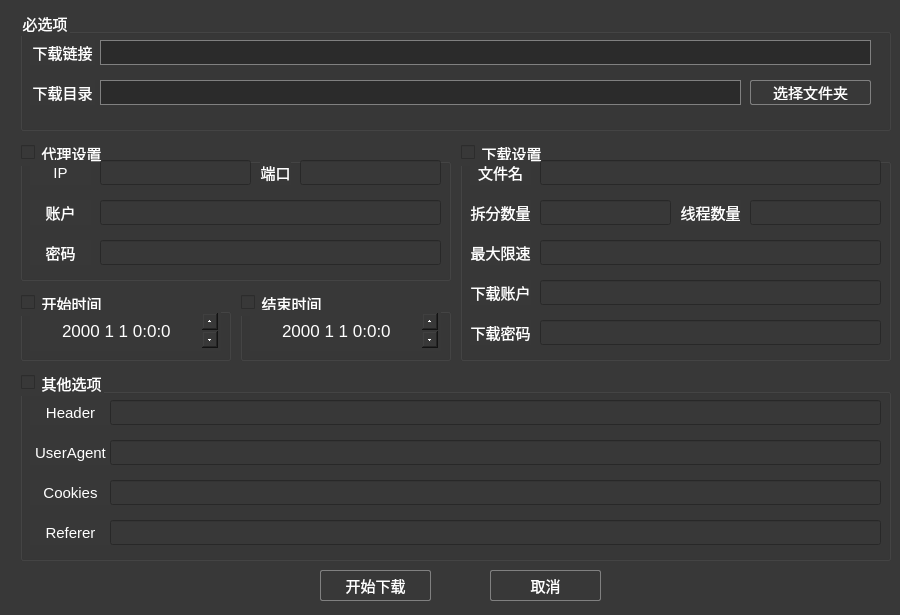
Before: the Qt Designer form ui/addTask_ui.ui in BakaNiner/downloader, drawn with Qt 5.
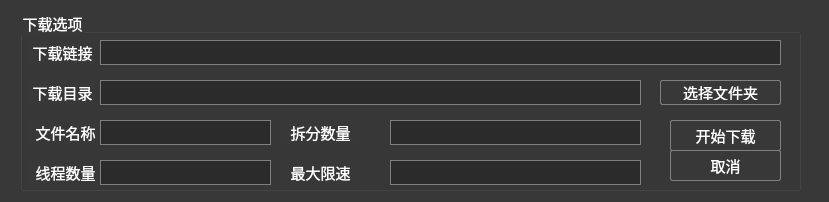
After: the same form once the commit is applied. Icons and pictures are not drawn.

What changed in the file:
```diff
--- a/ui/addTask_ui.ui
+++ b/ui/addTask_ui.ui
@@ -6,8 +6,8 @@
    <rect>
     <x>0</x>
     <y>0</y>
-    <width>900</width>
-    <height>615</height>
+    <width>829</width>
+    <height>202</height>
    </rect>
   </property>
   <property name="windowTitle">
@@ -406,8 +406,8 @@
     <rect>
      <x>20</x>
      <y>10</y>
-     <width>871</width>
-     <height>121</height>
+     <width>781</width>
+     <height>181</height>
     </rect>
    </property>
    <property name="font">
@@ -419,7 +419,7 @@
     <string notr="true">color: #FFFFFF</string>
    </property>
    <property name="title">
-    <string>必选项</string>
+    <string>下载选项</string>
    </property>
    <widget class="QLabel" name="label">
     <property name="geometry">
@@ -447,7 +447,7 @@
      <rect>
       <x>80</x>
       <y>30</y>
-      <width>771</width>
+      <width>681</width>
       <height>25</height>
      </rect>
     </property>
@@ -483,7 +483,7 @@
      <rect>
       <x>80</x>
       <y>70</y>
-      <width>641</width>
+      <width>541</width>
       <height>25</height>
      </rect>
     </property>
@@ -496,7 +496,7 @@
    <widget class="QPushButton" name="chooseDir">
     <property name="geometry">
      <rect>
-      <x>730</x>
+      <x>640</x>
       <y>70</y>
       <width>121</width>
       <height>25</height>
@@ -511,57 +511,12 @@
      <string>选择文件夹</string>
     </property>
    </widget>
-  </widget>
-  <widget class="QGroupBox" name="proxyBox">
-   <property name="geometry">
-    <rect>
-     <x>20</x>
-     <y>140</y>
-     <width>431</width>
-     <height>141</height>
-    </rect>
-   </property>
-   <property name="font">
-    <font>
-     <pointsize>11</pointsize>
-    </font>
-   </property>
-   <property name="styleSheet">
-    <string notr="true">color: #FFFFFF;</string>
-   </property>
-   <property name="title">
-    <string>代理设置</string>
-   </property>
-   <property name="checkable">
-    <bool>true</bool>
-   </property>
-   <property name="checked">
-    <bool>false</bool>
-   </property>
-   <widget class="QLineEdit" name="ip">
-    <property name="geometry">
-     <rect>
-      <x>80</x>
-      <y>20</y>
-      <width>151</width>
-      <height>25</height>
-     </rect>
-    </property>
-    <property name="font">
-     <font>
-      <pointsize>11</pointsize>
-     </font>
-    </property>
-    <property name="text">
-     <string/>
-    </property>
-   </widget>
-   <widget class="QLabel" name="label_4">
+   <widget class="QLabel" name="label_12">
     <property name="geometry">
      <rect>
       <x>10</x>
-      <y>20</y>
-      <width>61</width>
+      <y>110</y>
+      <width>71</width>
       <height>25</height>
      </rect>
     </property>
@@ -574,207 +529,18 @@
      <enum>Qt::LeftToRight</enum>
     </property>
     <property name="text">
-     <string>IP</string>
+     <string>文件名称</string>
     </property>
     <property name="alignment">
      <set>Qt::AlignCenter</set>
     </property>
    </widget>
-   <widget class="QLineEdit" name="port">
-    <property name="geometry">
-     <rect>
-      <x>280</x>
-      <y>20</y>
-      <width>141</width>
-      <height>25</height>
-     </rect>
-    </property>
-    <property name="font">
-     <font>
-      <pointsize>11</pointsize>
-     </font>
-    </property>
-    <property name="text">
-     <string/>
-    </property>
-   </widget>
-   <widget class="QLabel" name="label_5">
-    <property name="geometry">
-     <rect>
-      <x>240</x>
-      <y>20</y>
-      <width>31</width>
-      <height>25</height>
-     </rect>
-    </property>
-    <property name="font">
-     <font>
-      <pointsize>11</pointsize>
-     </font>
-    </property>
-    <property name="text">
-     <string>端口</string>
-    </property>
-    <property name="alignment">
-     <set>Qt::AlignCenter</set>
-    </property>
-   </widget>
-   <widget class="QLineEdit" name="proxyUser">
-    <property name="geometry">
-     <rect>
-      <x>80</x>
-      <y>60</y>
-      <width>341</width>
-      <height>25</height>
-     </rect>
-    </property>
-    <property name="font">
-     <font>
-      <pointsize>11</pointsize>
-     </font>
-    </property>
-    <property name="text">
-     <string/>
-    </property>
-   </widget>
-   <widget class="QLabel" name="label_6">
-    <property name="geometry">
-     <rect>
-      <x>10</x>
-      <y>60</y>
-      <width>61</width>
-      <height>25</height>
-     </rect>
-    </property>
-    <property name="font">
-     <font>
-      <pointsize>11</pointsize>
-     </font>
-    </property>
-    <property name="text">
-     <string>账户</string>
-    </property>
-    <property name="alignment">
-     <set>Qt::AlignCenter</set>
-    </property>
-   </widget>
-   <widget class="QLineEdit" name="proxyPasswd">
-    <property name="geometry">
-     <rect>
-      <x>80</x>
-      <y>100</y>
-      <width>341</width>
-      <height>25</height>
-     </rect>
-    </property>
-    <property name="font">
-     <font>
-      <pointsize>11</pointsize>
-     </font>
-    </property>
-    <property name="text">
-     <string/>
-    </property>
-    <property name="echoMode">
-     <enum>QLineEdit::Password</enum>
-    </property>
-   </widget>
-   <widget class="QLabel" name="label_7">
-    <property name="geometry">
-     <rect>
-      <x>10</x>
-      <y>100</y>
-      <width>61</width>
-      <height>25</height>
-     </rect>
-    </property>
-    <property name="font">
-     <font>
-      <pointsize>11</pointsize>
-     </font>
-    </property>
-    <property name="text">
-     <string>密码</string>
-    </property>
-    <property name="alignment">
-     <set>Qt::AlignCenter</set>
-    </property>
-   </widget>
-  </widget>
-  <widget class="QGroupBox" name="downloadingBox">
-   <property name="geometry">
-    <rect>
-     <x>460</x>
-     <y>140</y>
-     <width>431</width>
-     <height>221</height>
-    </rect>
-   </property>
-   <property name="font">
-    <font>
-     <pointsize>11</pointsize>
-    </font>
-   </property>
-   <property name="styleSheet">
-    <string notr="true">color: #FFFFFF;</string>
-   </property>
-   <property name="title">
-    <string>下载设置</string>
-   </property>
-   <property name="checkable">
-    <bool>true</bool>
-   </property>
-   <property name="checked">
-    <bool>false</bool>
-   </property>
    <widget class="QLineEdit" name="out">
     <property name="geometry">
      <rect>
       <x>80</x>
-      <y>20</y>
-      <width>341</width>
-      <height>25</height>
-     </rect>
-    </property>
-    <property name="font">
-     <font>
-      <pointsize>11</pointsize>
-     </font>
-    </property>
-    <property name="text">
-     <string/>
-    </property>
-   </widget>
-   <widget class="QLabel" name="label_8">
-    <property name="geometry">
-     <rect>
-      <x>10</x>
-      <y>20</y>
-      <width>61</width>
-      <height>25</height>
-     </rect>
-    </property>
-    <property name="font">
-     <font>
-      <pointsize>11</pointsize>
-     </font>
-    </property>
-    <property name="layoutDirection">
-     <enum>Qt::LeftToRight</enum>
-    </property>
-    <property name="text">
-     <string>文件名</string>
-    </property>
-    <property name="alignment">
-     <set>Qt::AlignCenter</set>
-    </property>
-   </widget>
-   <widget class="QLineEdit" name="split">
-    <property name="geometry">
-     <rect>
-      <x>80</x>
-      <y>60</y>
-      <width>131</width>
+      <y>110</y>
+      <width>171</width>
       <height>25</height>
      </rect>
     </property>
@@ -790,9 +556,9 @@
    <widget class="QLabel" name="label_9">
     <property name="geometry">
      <rect>
-      <x>10</x>
-      <y>60</y>
-      <width>61</width>
+      <x>260</x>
+      <y>110</y>
+      <width>81</width>
       <height>25</height>
      </rect>
     </property>
@@ -808,12 +574,12 @@
      <set>Qt::AlignCenter</set>
     </property>
    </widget>
-   <widget class="QLineEdit" name="connections">
+   <widget class="QLineEdit" name="split">
     <property name="geometry">
      <rect>
-      <x>290</x>
-      <y>60</y>
-      <width>131</width>
+      <x>370</x>
+      <y>110</y>
+      <width>251</width>
       <height>25</height>
      </rect>
     </property>
@@ -829,9 +595,9 @@
    <widget class="QLabel" name="label_10">
     <property name="geometry">
      <rect>
-      <x>220</x>
-      <y>60</y>
-      <width>61</width>
+      <x>10</x>
+      <y>150</y>
+      <width>71</width>
       <height>25</height>
      </rect>
     </property>
@@ -847,90 +613,12 @@
      <set>Qt::AlignCenter</set>
     </property>
    </widget>
-   <widget class="QLineEdit" name="downloadUser">
+   <widget class="QLineEdit" name="connections">
     <property name="geometry">
      <rect>
       <x>80</x>
-      <y>140</y>
-      <width>341</width>
-      <height>25</height>
-     </rect>
-    </property>
-    <property name="font">
-     <font>
-      <pointsize>11</pointsize>
-     </font>
-    </property>
-    <property name="text">
-     <string/>
-    </property>
-   </widget>
-   <widget class="QLabel" name="label_13">
-    <property name="geometry">
-     <rect>
-      <x>10</x>
-      <y>140</y>
-      <width>61</width>
-      <height>25</height>
-     </rect>
-    </property>
-    <property name="font">
-     <font>
-      <pointsize>11</pointsize>
-     </font>
-    </property>
-    <property name="text">
-     <string>下载账户</string>
-    </property>
-    <property name="alignment">
-     <set>Qt::AlignCenter</set>
-    </property>
-   </widget>
-   <widget class="QLineEdit" name="downloadPasswd">
-    <property name="geometry">
-     <rect>
-      <x>80</x>
-      <y>180</y>
-      <width>341</width>
-      <height>25</height>
-     </rect>
-    </property>
-    <property name="font">
-     <font>
-      <pointsize>11</pointsize>
-     </font>
-    </property>
-    <property name="text">
-     <string/>
-    </property>
-   </widget>
-   <widget class="QLabel" name="label_14">
-    <property name="geometry">
-     <rect>
-      <x>10</x>
-      <y>180</y>
-      <width>61</width>
-      <height>25</height>
-     </rect>
-    </property>
-    <property name="font">
-     <font>
-      <pointsize>11</pointsize>
-     </font>
-    </property>
-    <property name="text">
-     <string>下载密码</string>
-    </property>
-    <property name="alignment">
-     <set>Qt::AlignCenter</set>
-    </property>
-   </widget>
-   <widget class="QLineEdit" name="limit">
-    <property name="geometry">
-     <rect>
-      <x>80</x>
-      <y>100</y>
-      <width>341</width>
+      <y>150</y>
+      <width>171</width>
       <height>25</height>
      </rect>
     </property>
@@ -946,9 +634,9 @@
    <widget class="QLabel" name="label_11">
     <property name="geometry">
      <rect>
-      <x>10</x>
-      <y>100</y>
-      <width>61</width>
+      <x>260</x>
+      <y>150</y>
+      <width>81</width>
       <height>25</height>
      </rect>
     </property>
@@ -964,149 +652,12 @@
      <set>Qt::AlignCenter</set>
     </property>
    </widget>
-  </widget>
-  <widget class="QGroupBox" name="startTimeBox">
-   <property name="geometry">
-    <rect>
-     <x>20</x>
-     <y>290</y>
-     <width>211</width>
-     <height>71</height>
-    </rect>
-   </property>
-   <property name="font">
-    <font>
-     <pointsize>11</pointsize>
-    </font>
-   </property>
-   <property name="styleSheet">
-    <string notr="true">color: #FFFFFF;</string>
-   </property>
-   <property name="title">
-    <string>开始时间</string>
-   </property>
-   <property name="checkable">
-    <bool>true</bool>
-   </property>
-   <property name="checked">
-    <bool>false</bool>
-   </property>
-   <widget class="QDateEdit" name="startTime">
+   <widget class="QLineEdit" name="limit">
     <property name="geometry">
      <rect>
-      <x>10</x>
-      <y>20</y>
-      <width>191</width>
-      <height>41</height>
-     </rect>
-    </property>
-    <property name="font">
-     <font>
-      <pointsize>13</pointsize>
-     </font>
-    </property>
-    <property name="alignment">
-     <set>Qt::AlignCenter</set>
-    </property>
-    <property name="time">
-     <time>
-      <hour>0</hour>
-      <minute>0</minute>
-      <second>0</second>
-     </time>
-    </property>
-    <property name="displayFormat">
-     <string>yyyy M d H:m:s</string>
-    </property>
-   </widget>
-  </widget>
-  <widget class="QGroupBox" name="endTimeBox">
-   <property name="geometry">
-    <rect>
-     <x>240</x>
-     <y>290</y>
-     <width>211</width>
-     <height>71</height>
-    </rect>
-   </property>
-   <property name="font">
-    <font>
-     <pointsize>11</pointsize>
-    </font>
-   </property>
-   <property name="styleSheet">
-    <string notr="true">color: #FFFFFF;</string>
-   </property>
-   <property name="title">
-    <string>结束时间</string>
-   </property>
-   <property name="checkable">
-    <bool>true</bool>
-   </property>
-   <property name="checked">
-    <bool>false</bool>
-   </property>
-   <widget class="QDateEdit" name="endTime">
-    <property name="geometry">
-     <rect>
-      <x>10</x>
-      <y>20</y>
-      <width>191</width>
-      <height>41</height>
-     </rect>
-    </property>
-    <property name="font">
-     <font>
-      <pointsize>13</pointsize>
-     </font>
-    </property>
-    <property name="alignment">
-     <set>Qt::AlignCenter</set>
-    </property>
-    <property name="time">
-     <time>
-      <hour>0</hour>
-      <minute>0</minute>
-      <second>0</second>
-     </time>
-    </property>
-    <property name="displayFormat">
-     <string>yyyy M d H:m:s</string>
-    </property>
-   </widget>
-  </widget>
-  <widget class="QGroupBox" name="otherBox">
-   <property name="geometry">
-    <rect>
-     <x>20</x>
-     <y>370</y>
-     <width>871</width>
-     <height>191</height>
-    </rect>
-   </property>
-   <property name="font">
-    <font>
-     <pointsize>11</pointsize>
-    </font>
-   </property>
-   <property name="styleSheet">
-    <string notr="true">color: #FFFFFF</string>
-   </property>
-   <property name="title">
-    <string>其他选项</string>
-   </property>
-   <property name="checkable">
-    <bool>true</bool>
-   </property>
-   <property name="checked">
-    <bool>false</bool>
-   </property>
-   <widget class="QLabel" name="label_12">
-    <property name="geometry">
-     <rect>
-      <x>10</x>
-      <y>30</y>
-      <width>81</width>
+      <x>370</x>
+      <y>150</y>
+      <width>251</width>
       <height>25</height>
      </rect>
     </property>
@@ -1116,19 +667,19 @@
      </font>
     </property>
     <property name="text">
-     <string>Header</string>
+     <string/>
     </property>
     <property name="alignment">
      <set>Qt::AlignCenter</set>
     </property>
    </widget>
-   <widget class="QLineEdit" name="header">
+   <widget class="QPushButton" name="createNewTask">
     <property name="geometry">
      <rect>
-      <x>90</x>
-      <y>30</y>
-      <width>771</width>
-      <height>25</height>
+      <x>650</x>
+      <y>110</y>
+      <width>111</width>
+      <height>31</height>
      </rect>
     </property>
     <property name="font">
@@ -1136,35 +687,20 @@
       <pointsize>11</pointsize>
      </font>
     </property>
-   </widget>
-   <widget class="QLabel" name="label_15">
-    <property name="geometry">
-     <rect>
-      <x>10</x>
-      <y>70</y>
-      <width>81</width>
-      <height>25</height>
-     </rect>
+    <property name="styleSheet">
+     <string notr="true">color: #FFFFFF;</string>
     </property>
-    <property name="font">
-     <font>
-      <pointsize>11</pointsize>
-     </font>
-    </property>
     <property name="text">
-     <string>UserAgent</string>
+     <string>开始下载</string>
     </property>
-    <property name="alignment">
-     <set>Qt::AlignCenter</set>
-    </property>
    </widget>
-   <widget class="QLineEdit" name="userAgent">
+   <widget class="QPushButton" name="calcel">
     <property name="geometry">
      <rect>
-      <x>90</x>
-      <y>70</y>
-      <width>771</width>
-      <height>25</height>
+      <x>650</x>
+      <y>140</y>
+      <width>111</width>
+      <height>31</height>
      </rect>
     </property>
     <property name="font">
@@ -1172,121 +708,13 @@
       <pointsize>11</pointsize>
      </font>
     </property>
-   </widget>
-   <widget class="QLabel" name="label_16">
-    <property name="geometry">
-     <rect>
-      <x>10</x>
-      <y>110</y>
-      <width>81</width>
-      <height>25</height>
-     </rect>
+    <property name="styleSheet">
+     <string notr="true">color: #FFFFFF;</string>
     </property>
-    <property name="font">
-     <font>
-      <pointsize>11</pointsize>
-     </font>
-    </property>
     <property name="text">
-     <string>Cookies</string>
+     <string>取消</string>
     </property>
-    <property name="alignment">
-     <set>Qt::AlignCenter</set>
-    </property>
    </widget>
-   <widget class="QLineEdit" name="cookies">
-    <property name="geometry">
-     <rect>
-      <x>90</x>
-      <y>110</y>
-      <width>771</width>
-      <height>25</height>
-     </rect>
-    </property>
-    <property name="font">
-     <font>
-      <pointsize>11</pointsize>
-     </font>
-    </property>
-   </widget>
-   <widget class="QLabel" name="label_17">
-    <property name="geometry">
-     <rect>
-      <x>10</x>
-      <y>150</y>
-      <width>81</width>
-      <height>25</height>
-     </rect>
-    </property>
-    <property name="font">
-     <font>
-      <pointsize>11</pointsize>
-     </font>
-    </property>
-    <property name="text">
-     <string>Referer</string>
-    </property>
-    <property name="alignment">
-     <set>Qt::AlignCenter</set>
-    </property>
-   </widget>
-   <widget class="QLineEdit" name="referer">
-    <property name="geometry">
-     <rect>
-      <x>90</x>
-      <y>150</y>
-      <width>771</width>
-      <height>25</height>
-     </rect>
-    </property>
-    <property name="font">
-     <font>
-      <pointsize>11</pointsize>
-     </font>
-    </property>
-   </widget>
-  </widget>
-  <widget class="QPushButton" name="createNewTask">
-   <property name="geometry">
-    <rect>
-     <x>320</x>
-     <y>570</y>
-     <width>111</width>
-     <height>31</height>
-    </rect>
-   </property>
-   <property name="font">
-    <font>
-     <pointsize>11</pointsize>
-    </font>
-   </property>
-   <property name="styleSheet">
-    <string notr="true">color: #FFFFFF;</string>
-   </property>
-   <property name="text">
-    <string>开始下载</string>
-   </property>
-  </widget>
-  <widget class="QPushButton" name="calcel">
-   <property name="geometry">
-    <rect>
-     <x>490</x>
-     <y>570</y>
-     <width>111</width>
-     <height>31</height>
-    </rect>
-   </property>
-   <property name="font">
-    <font>
-     <pointsize>11</pointsize>
-    </font>
-   </property>
-   <property name="styleSheet">
-    <string notr="true">color: #FFFFFF;</string>
-   </property>
-   <property name="text">
-    <string>取消</string>
-   </property>
   </widget>
  </widget>
  <resources>
```
Left out of the diff: 3 changed lines with no effect on the pictures.
